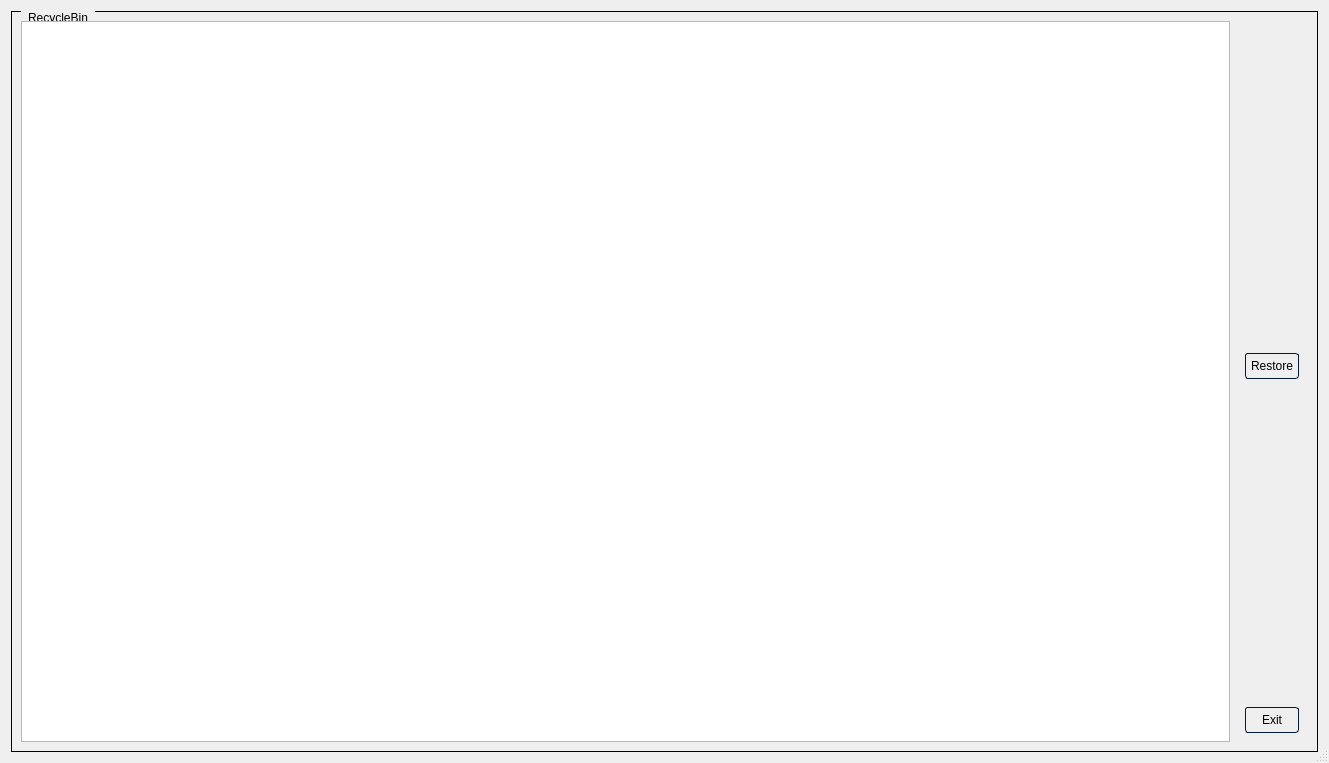
Before: the Qt Designer form src/qt/recycle.ui in okeefo/music-catalogue, drawn with Qt 5.
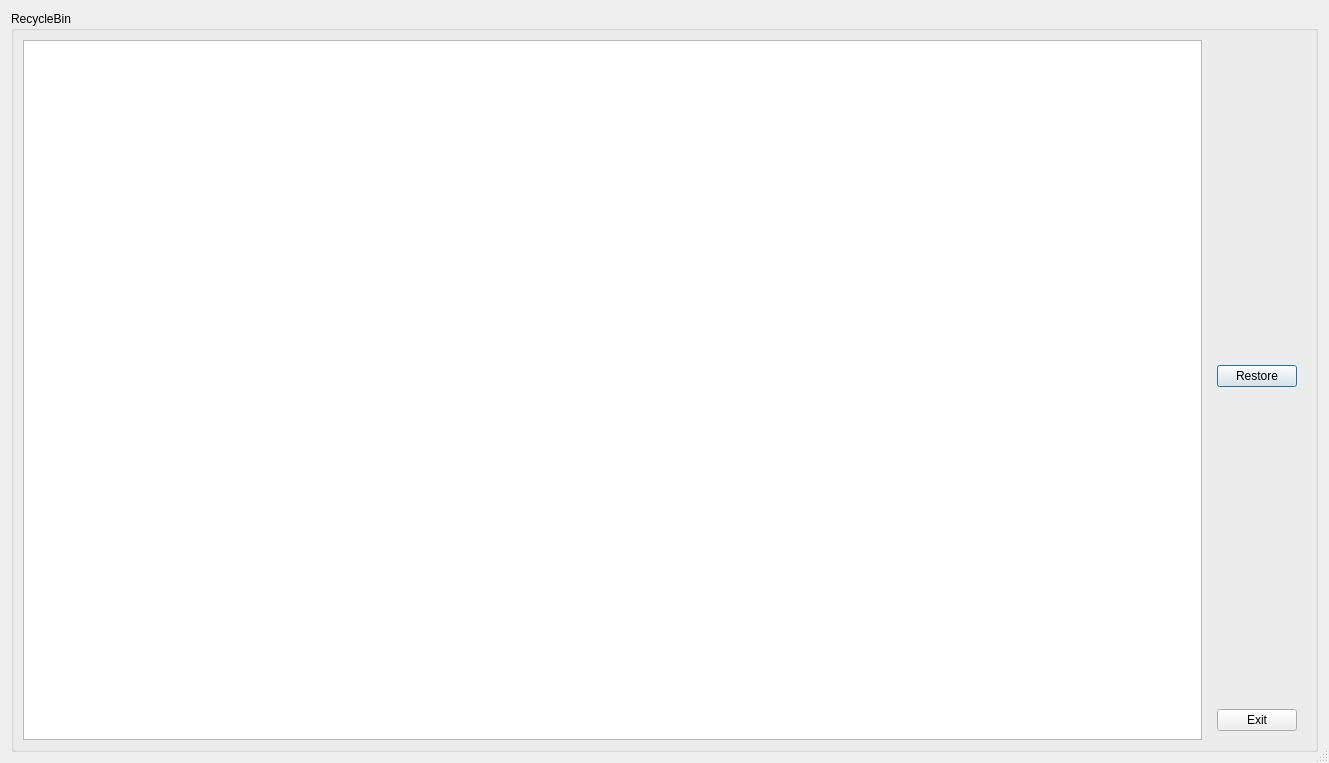
After: the same form once the commit is applied. Icons and pictures are not drawn.

Diff of the .ui file:
```diff
--- a/src/qt/recycle.ui
+++ b/src/qt/recycle.ui
@@ -17,64 +17,6 @@
    <iconset resource="resources.qrc">
     <normaloff>:/icons/icons/headphones.svg</normaloff>:/icons/icons/headphones.svg</iconset>
   </property>
-  <property name="styleSheet">
-   <string notr="true">
-
-/*-----QWidget-----
-QWidget
-{
-	background-color: rgb(92, 106, 106);
-	color: #ffffff;
-	border-color: #051a39;
-}
-
-QTreeView {
-
-     color: #ffffff;;
-     border: 1px solid black;
-      background-color: #677676;
-      alternate-background-color: #91a6a6;
-      color: black;
-      selection-background-color: #91a6a6;
-      selection-color: #ffffff
-}
-QTreeView::item {
-      padding: 5px;
-}
- QHeaderView::section {
-        background-color: rgb(92, 106, 106);;
-        color: #ffffff;
-        border: 1px solid black;
-        padding: 5px;
-}
-*/
-QLineEdit{
-		color: black;
-		border: 1px solid black;
-        border-radius: 10px;
-        padding: 5px;
-        selection-background-color: green;
-        selection-color: white;
-}
-
-QGroupBox {
-        border: 1px solid black;
-        margin-top: 3ex; /* leave space at the top for the title */
-
-}
-QGroupBox::title {
-		color: black;
-        subcontrol-origin: margin;
-        left: 10px; /* position of the title */
-        padding: 0 5px 0 5px; /* space around the title text */
-}
-
-
-
-
-
-</string>
-  </property>
   <property name="sizeGripEnabled">
    <bool>true</bool>
   </property>
@@ -118,53 +60,6 @@
            </item>
            <item>
             <widget class="QPushButton" name="restoreButton">
-             <property name="styleSheet">
-              <string notr="true">/*-----QPushButton-----*/
-QPushButton
-{
-/**	background-color:  rgb(92, 106, 106);
-	color: #ffffff;
-**/	
-   border-style: solid;
-	border-width: 1px;
-	border-radius: 3px;
-	border-color: #051a39;
-	padding: 5px;
-}
-
-QPushButton::disabled
-{
-	background-color: #404040;
-	color: #656565;
-	border-color: #051a39;
-
-}
-
-
-QPushButton::hover
-{
-	background-color: lightgrey;
-	border-style: solid;
-	border-width: 1px;
-	border-radius: 3px;
-	border-color: #051a39;
-	padding: 5px;
-
-}
-
-
-QPushButton::pressed
-{
-	background-color: rgb(125, 155, 143);
-	color: #ffffff;
-	border-style: solid;
-	border-width: 1px;
-	border-radius: 3px;
-	border-color: #051a39;
-	padding: 5px;
-
-}</string>
-             </property>
              <property name="text">
               <string>Restore</string>
              </property>
@@ -189,53 +84,6 @@
            </item>
            <item>
             <widget class="QPushButton" name="exitButton">
-             <property name="styleSheet">
-              <string notr="true">/*-----QPushButton-----*/
-QPushButton
-{
-/**	background-color:  rgb(92, 106, 106);
-	color: #ffffff;
-**/	
-   border-style: solid;
-	border-width: 1px;
-	border-radius: 3px;
-	border-color: #051a39;
-	padding: 5px;
-}
-
-QPushButton::disabled
-{
-	background-color: #404040;
-	color: #656565;
-	border-color: #051a39;
-
-}
-
-
-QPushButton::hover
-{
-	background-color: lightgrey;
-	border-style: solid;
-	border-width: 1px;
-	border-radius: 3px;
-	border-color: #051a39;
-	padding: 5px;
-
-}
-
-
-QPushButton::pressed
-{
-	background-color: rgb(125, 155, 143);
-	color: #ffffff;
-	border-style: solid;
-	border-width: 1px;
-	border-radius: 3px;
-	border-color: #051a39;
-	padding: 5px;
-
-}</string>
-             </property>
              <property name="text">
               <string>Exit</string>
              </property>
```
